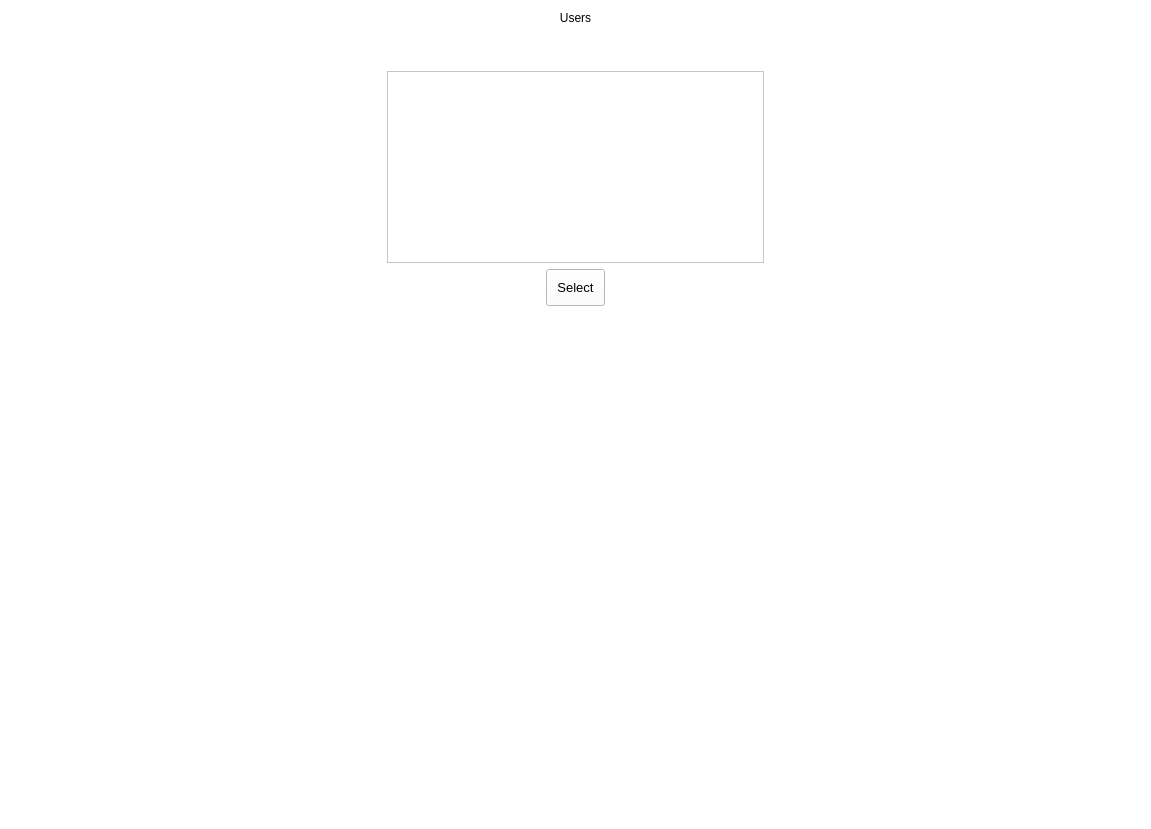
First picture: the form in userList.ui, repository arc-bphc/sims-gui, before the edit.
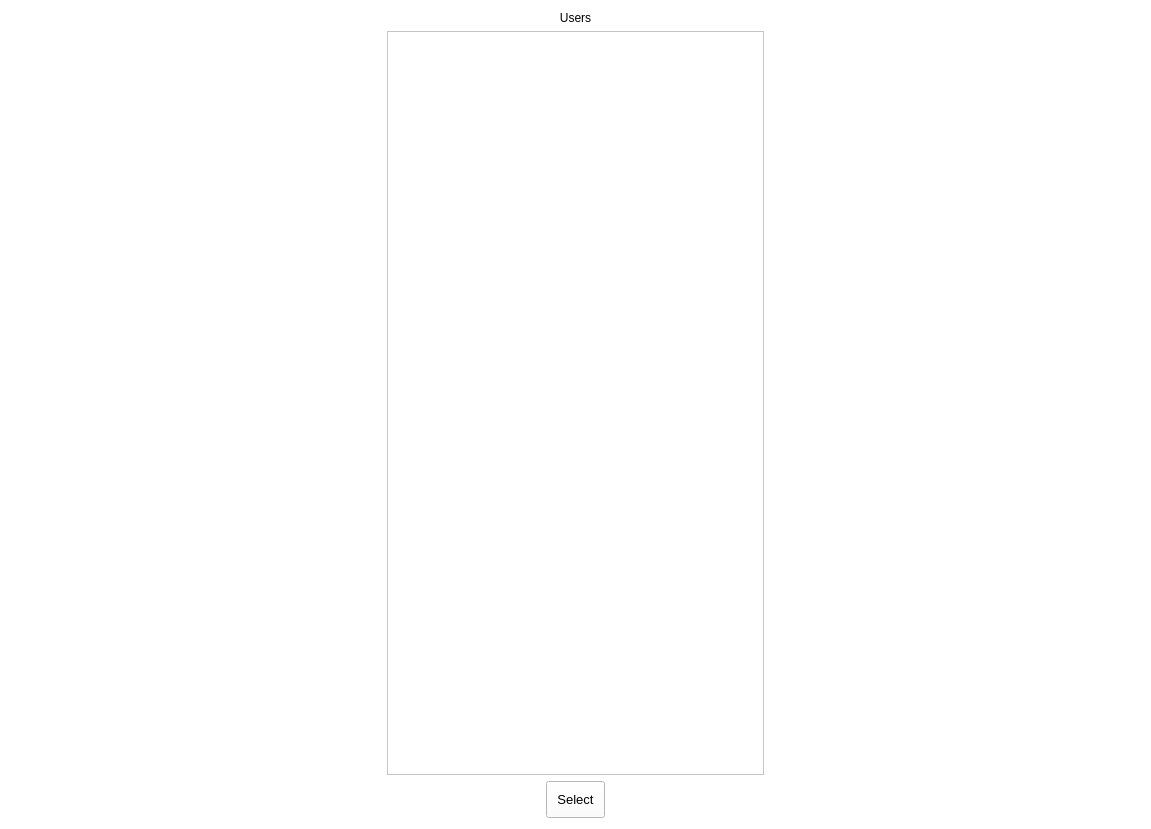
Second picture: the form after the edit.

Commit message: edited project browser ui

Diff of the .ui file:
```diff
--- a/userList.ui
+++ b/userList.ui
@@ -51,34 +51,8 @@
      </property>
     </spacer>
    </item>
-   <item row="5" column="1">
-    <spacer name="verticalSpacer_4">
-     <property name="orientation">
-      <enum>Qt::Vertical</enum>
-     </property>
-     <property name="sizeHint" stdset="0">
-      <size>
-       <width>20</width>
-       <height>40</height>
-      </size>
-     </property>
-    </spacer>
-   </item>
    <item row="1" column="1">
     <layout class="QVBoxLayout" name="verticalLayout">
-     <item>
-      <spacer name="verticalSpacer">
-       <property name="orientation">
-        <enum>Qt::Vertical</enum>
-       </property>
-       <property name="sizeHint" stdset="0">
-        <size>
-         <width>20</width>
-         <height>40</height>
-        </size>
-       </property>
-      </spacer>
-     </item>
      <item>
       <widget class="QListView" name="userView">
        <property name="minimumSize">
@@ -152,19 +126,6 @@
      </property>
     </widget>
    </item>
-   <item row="4" column="1">
-    <spacer name="verticalSpacer_7">
-     <property name="orientation">
-      <enum>Qt::Vertical</enum>
-     </property>
-     <property name="sizeHint" stdset="0">
-      <size>
-       <width>20</width>
-       <height>40</height>
-      </size>
-     </property>
-    </spacer>
-   </item>
   </layout>
  </widget>
  <resources/>
```
Left out of the diff: 3 changed lines with no effect on the pictures.
